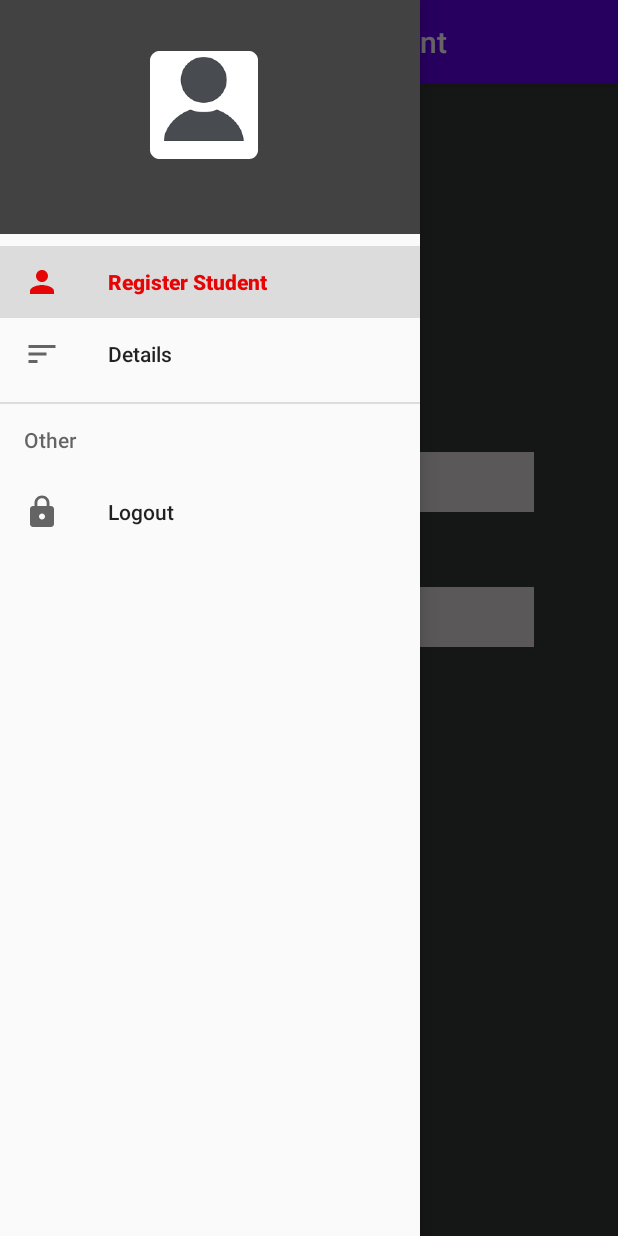
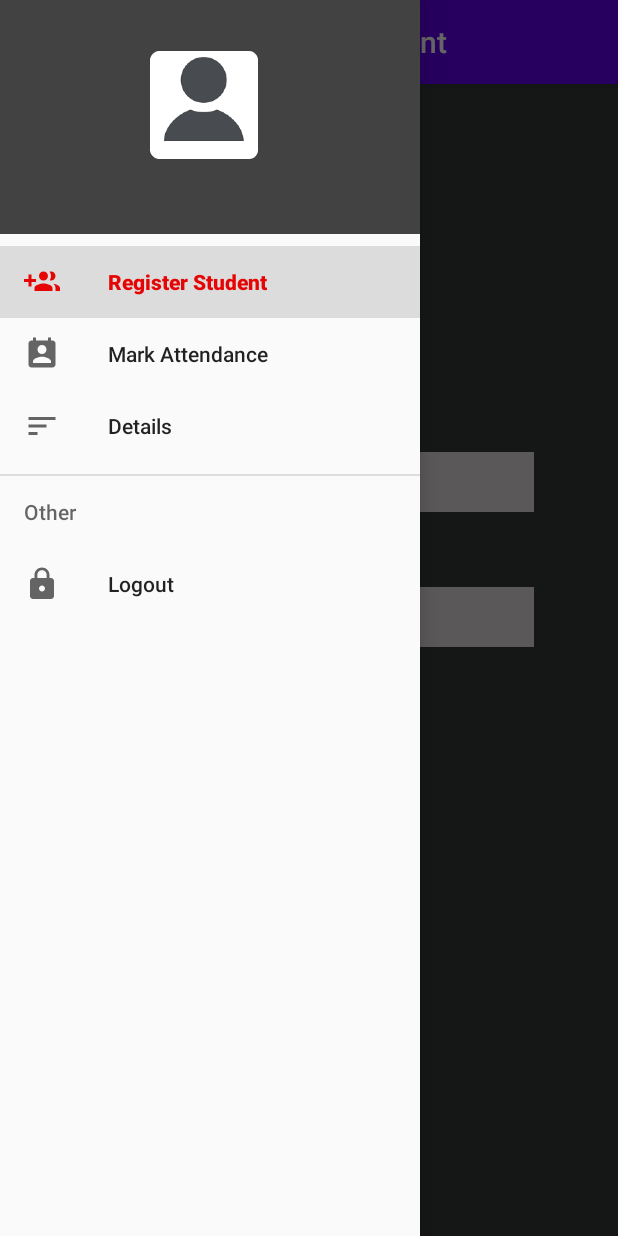
Before and after one commit to akanksh123/Attendance-Management-App, an Android app: the TeacherActivity screen opened directly, with no data from a screen before it, with the side drawer open, on a phone screen of 412 x 824 dp. Run offline under Robolectric (Android 15) with nearby library versions, the light colour scheme and no system bars; our stand-ins replace Firebase (no records; nobody signed in at launch, a user with empty details on screens opened directly).

Commit message:
more Functionalities added

```diff
--- a/app/src/main/java/com/example/attendancemanagement/TeacherActivity.java
+++ b/app/src/main/java/com/example/attendancemanagement/TeacherActivity.java
@@ -69,6 +69,9 @@ public class TeacherActivity extends AppCompatActivity implements NavigationView
             case R.id.details:
                 getSupportFragmentManager().beginTransaction().replace(R.id.fragment_container_teacher,new DetailsFragment()).commit();
                 break;
+            case R.id.student_attendance:
+                getSupportFragmentManager().beginTransaction().replace(R.id.fragment_container_teacher,new AddAttendanceFragment()).commit();
+                break;
             case R.id.logout:
                 FirebaseAuth.getInstance().signOut();
                 startActivity(new Intent(this,MainActivity.class));
--- /dev/null
+++ b/app/src/main/res/drawable/ic_attendance.xml
@@ -0,0 +1,9 @@
+<vector xmlns:android="http://schemas.android.com/apk/res/android"
+        android:width="24dp"
+        android:height="24dp"
+        android:viewportWidth="24.0"
+        android:viewportHeight="24.0">
+    <path
+        android:fillColor="#FF000000"
+        android:pathData="M19,3h-1L18,1h-2v2L8,3L8,1L6,1v2L5,3c-1.11,0 -2,0.9 -2,2v14c0,1.1 0.89,2 2,2h14c1.1,0 2,-0.9 2,-2L21,5c0,-1.1 -0.9,-2 -2,-2zM12,6c1.66,0 3,1.34 3,3s-1.34,3 -3,3 -3,-1.34 -3,-3 1.34,-3 3,-3zM18,18L6,18v-1c0,-2 4,-3.1 6,-3.1s6,1.1 6,3.1v1z"/>
+</vector>
--- /dev/null
+++ b/app/src/main/res/drawable/ic_register_student.xml
@@ -0,0 +1,9 @@
+<vector xmlns:android="http://schemas.android.com/apk/res/android"
+        android:width="24dp"
+        android:height="24dp"
+        android:viewportWidth="24.0"
+        android:viewportHeight="24.0">
+    <path
+        android:fillColor="#FF000000"
+        android:pathData="M8,10L5,10L5,7L3,7v3L0,10v2h3v3h2v-3h3v-2zM18,11c1.66,0 2.99,-1.34 2.99,-3S19.66,5 18,5c-0.32,0 -0.63,0.05 -0.91,0.14 0.57,0.81 0.9,1.79 0.9,2.86s-0.34,2.04 -0.9,2.86c0.28,0.09 0.59,0.14 0.91,0.14zM13,11c1.66,0 2.99,-1.34 2.99,-3S14.66,5 13,5c-1.66,0 -3,1.34 -3,3s1.34,3 3,3zM19.62,13.16c0.83,0.73 1.38,1.66 1.38,2.84v2h3v-2c0,-1.54 -2.37,-2.49 -4.38,-2.84zM13,13c-2,0 -6,1 -6,3v2h12v-2c0,-2 -4,-3 -6,-3z"/>
+</vector>
--- a/app/src/main/res/layout/fragment_details.xml
+++ b/app/src/main/res/layout/fragment_details.xml
@@ -19,7 +19,8 @@
         android:layout_height="wrap_content"
         android:layout_alignParentLeft="true"
         android:layout_below="@+id/text_details"
-        android:layout_marginTop="20dp">
+        android:layout_marginTop="20dp"
+        android:layout_marginLeft="10dp">
         <HorizontalScrollView
             android:id="@+id/hscrll1"
             android:layout_width="match_parent"
@@ -30,6 +31,7 @@
                 android:layout_width="match_parent"
                 android:layout_height="match_parent"
                 android:layout_gravity="center"
+                android:layout_marginLeft="20dp"
                 >
                 <TableLayout
                     android:layout_width="wrap_content"
@@ -37,7 +39,7 @@
                     android:id="@+id/table_teacher"
                     android:layout_centerHorizontal="true"
                     android:layout_centerInParent="true"
-
+                    android:layout_marginLeft="20dp"
                     >
 
                 </TableLayout>
--- a/app/src/main/res/layout/fragment_student.xml
+++ b/app/src/main/res/layout/fragment_student.xml
@@ -30,6 +30,7 @@
         android:layout_below="@+id/emailstudent"
         android:hint="Enter password"
         android:background="@color/white"
+        android:inputType="textPassword"
         android:layout_centerHorizontal="true"/>
     <Button
         android:id="@+id/signin_btnstudent"
--- a/app/src/main/res/layout/fragment_teacher.xml
+++ b/app/src/main/res/layout/fragment_teacher.xml
@@ -30,6 +30,7 @@
                 android:layout_below="@+id/email"
                 android:hint="Enter password"
             android:background="@color/white"
+            android:inputType="textPassword"
             android:layout_centerHorizontal="true"/>
         <Button
             android:id="@+id/signin_btn"
--- a/app/src/main/res/menu/teacher_sidebar.xml
+++ b/app/src/main/res/menu/teacher_sidebar.xml
@@ -5,8 +5,11 @@
 
     <group android:checkableBehavior="single">
         <item android:id="@+id/register_student"
-            android:icon="@drawable/ic_user"
+            android:icon="@drawable/ic_register_student"
             android:title="Register Student"/>
+        <item android:id="@+id/student_attendance"
+            android:icon="@drawable/ic_attendance"
+            android:title="Mark Attendance"/>
         <item android:id="@+id/details"
             android:icon="@drawable/ic_details"
             android:title="Details"/>
--- a/app/src/main/res/values/colors.xml
+++ b/app/src/main/res/values/colors.xml
@@ -7,4 +7,5 @@
     <color name="colorRed">#E60505</color>
     <color name="colorDarkRed">#AA0000</color>
     <color name="white">#E1DCDC</color>
+    <color name="green">#0BCA0B</color>
 </resources>
```
Also changed, not shown: app/src/main/java/com/example/attendancemanagement/AddAttendanceFragment.java (added, +140 -0 lines), app/src/main/java/com/example/attendancemanagement/PostAttendanceFragment.java (added, +31 -0 lines), app/src/main/res/layout/fragment_addattendance.xml (added, +44 -0 lines), app/src/main/res/layout/fragment_postattendance.xml (added, +25 -0 lines).
